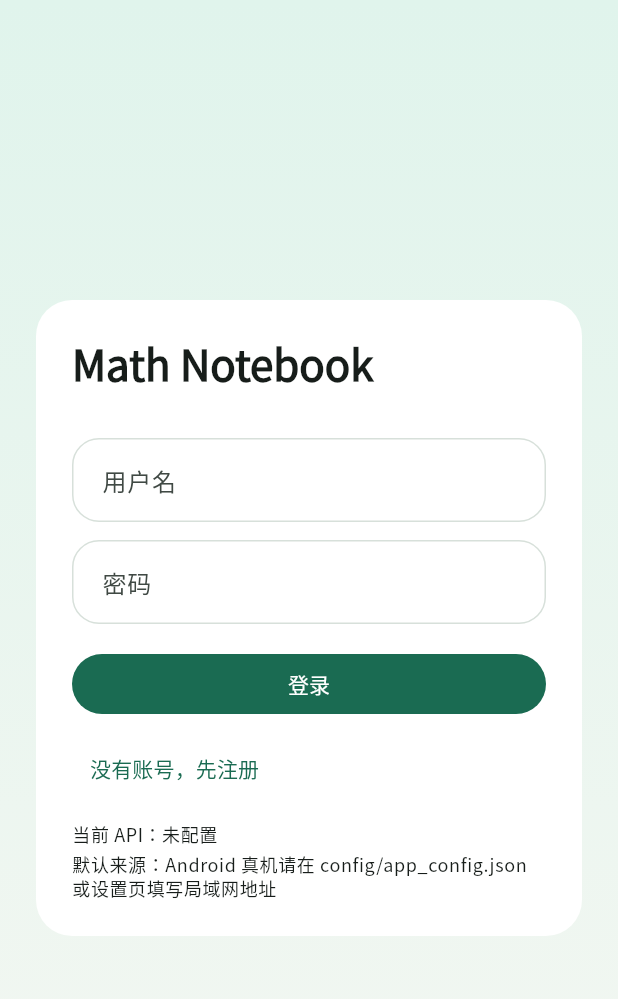
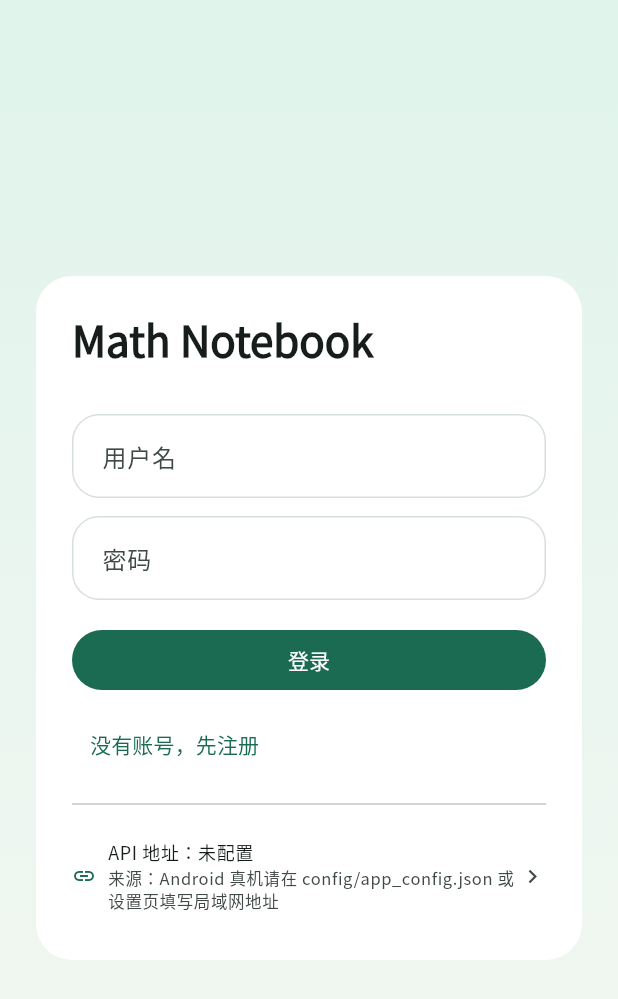
Before and after one commit to kukusuyi/Notebook, a Flutter app: the screen it shows after launch, on a phone screen of 412 x 824 dp. Shown: the top 999 px of the screen. Run offline on Flutter 3.47's test engine with Material 3 defaults, Android fonts, the phone set to English and light mode, and no system bars; our stand-ins replace device_info_plus, dio, flutter_riverpod, flutter_svg, go_router, google_fonts and 6 more; network calls fail.

Commit message:
更新api配置项

```diff
--- a/mobile/flutter_app/lib/features/auth/auth_page.dart
+++ b/mobile/flutter_app/lib/features/auth/auth_page.dart
@@ -19,7 +19,10 @@ class _AuthPageState extends ConsumerState<AuthPage> {
   final _usernameController = TextEditingController();
   final _passwordController = TextEditingController();
   final _emailController = TextEditingController();
+  final _apiUrlController = TextEditingController();
   bool _registerMode = false;
+  bool _apiUrlExpanded = false;
+  bool _apiUrlHydrated = false;
   String? _lastShownErrorMessage;
 
   @override
@@ -44,6 +47,7 @@ class _AuthPageState extends ConsumerState<AuthPage> {
     _usernameController.dispose();
     _passwordController.dispose();
     _emailController.dispose();
+    _apiUrlController.dispose();
     super.dispose();
   }
 
@@ -55,7 +59,6 @@ class _AuthPageState extends ConsumerState<AuthPage> {
       appSettingsControllerProvider.select((state) => state.apiBaseUrlOverride),
     );
     final effectiveApiBaseUrl = ref.watch(effectiveApiBaseUrlProvider);
-    final apiLabel = effectiveApiBaseUrl.isEmpty ? '未配置' : effectiveApiBaseUrl;
 
     return Scaffold(
       body: Container(
@@ -152,17 +155,12 @@ class _AuthPageState extends ConsumerState<AuthPage> {
                             _registerMode ? '已有账号，去登录' : '没有账号，先注册',
                           ),
                         ),
-                        const SizedBox(height: 12),
-                        Text(
-                          '当前 API：$apiLabel',
-                          style: Theme.of(context).textTheme.bodySmall,
-                        ),
-                        const SizedBox(height: 4),
-                        Text(
-                          apiBaseUrl.isEmpty
-                              ? '默认来源：${environment.defaultApiBaseUrlSource}'
-                              : '当前使用设置页覆盖地址',
-                          style: Theme.of(context).textTheme.bodySmall,
+                        const Divider(height: 32),
+                        _buildApiUrlSection(
+                          context,
+                          environment,
+                          apiBaseUrl,
+                          effectiveApiBaseUrl,
                         ),
                       ],
                     ),
@@ -174,6 +172,133 @@ class _AuthPageState extends ConsumerState<AuthPage> {
         ),
       ),
     );
+  }
+
+  Widget _buildApiUrlSection(
+    BuildContext context,
+    AppEnvironment environment,
+    String apiBaseUrl,
+    String effectiveApiBaseUrl,
+  ) {
+    final theme = Theme.of(context);
+    final apiLabel = effectiveApiBaseUrl.isEmpty ? '未配置' : effectiveApiBaseUrl;
+
+    if (!_apiUrlExpanded) {
+      return InkWell(
+        onTap: () => setState(() => _apiUrlExpanded = true),
+        borderRadius: BorderRadius.circular(8),
+        child: Padding(
+          padding: const EdgeInsets.symmetric(vertical: 8),
+          child: Row(
+            children: [
+              Icon(
+                Icons.link,
+                size: 16,
+                color: theme.colorScheme.primary,
+              ),
+              const SizedBox(width: 8),
+              Expanded(
+                child: Column(
+                  crossAxisAlignment: CrossAxisAlignment.start,
+                  children: [
+                    Text(
+                      'API 地址：$apiLabel',
+                      style: theme.textTheme.bodySmall,
+                      maxLines: 1,
+                      overflow: TextOverflow.ellipsis,
+                    ),
+                    const SizedBox(height: 2),
+                    Text(
+                      apiBaseUrl.isEmpty
+                          ? '来源：${environment.defaultApiBaseUrlSource}'
+                          : '已覆盖',
+                      style: theme.textTheme.bodySmall?.copyWith(
+                        color: theme.colorScheme.onSurfaceVariant,
+                        fontSize: 11,
+                      ),
+                    ),
+                  ],
+                ),
+              ),
+              Icon(
+                Icons.chevron_right,
+                size: 18,
+                color: theme.colorScheme.onSurfaceVariant,
+              ),
+            ],
+          ),
+        ),
+      );
+    }
+
+    _hydrateApiUrlIfNeeded(environment.defaultApiBaseUrl, apiBaseUrl);
+
+    return Column(
+      crossAxisAlignment: CrossAxisAlignment.start,
+      children: [
+        Row(
+          children: [
+            Icon(
+              Icons.link,
+              size: 16,
+              color: theme.colorScheme.primary,
+            ),
+            const SizedBox(width: 8),
+            Expanded(
+              child: Text(
+                'API 地址配置',
+                style: theme.textTheme.labelLarge,
+              ),
+            ),
+            IconButton(
+              onPressed: () => setState(() => _apiUrlExpanded = false),
+              icon: const Icon(Icons.keyboard_arrow_up, size: 20),
+              visualDensity: VisualDensity.compact,
+              padding: EdgeInsets.zero,
+              constraints: const BoxConstraints(),
+            ),
+          ],
+        ),
+        const SizedBox(height: 8),
+        TextFormField(
+          controller: _apiUrlController,
+          decoration: const InputDecoration(
+            labelText: 'API Base URL',
+            hintText: 'http://192.168.x.x:8080',
+            isDense: true,
+          ),
+          style: theme.textTheme.bodySmall,
+        ),
+        const SizedBox(height: 8),
+        FilledButton(
+          onPressed: () => _saveApiUrl(environment.defaultApiBaseUrl),
+          child: const Text('保存地址'),
+        ),
+        const SizedBox(height: 4),
+      ],
+    );
+  }
+
+  void _hydrateApiUrlIfNeeded(String defaultBaseUrl, String overrideBaseUrl) {
+    if (_apiUrlHydrated) return;
+    _apiUrlController.text =
+        overrideBaseUrl.isNotEmpty ? overrideBaseUrl : defaultBaseUrl;
+    _apiUrlHydrated = true;
+  }
+
+  Future<void> _saveApiUrl(String defaultBaseUrl) async {
+    final raw = _apiUrlController.text.trim();
+    final nextValue = raw == defaultBaseUrl ? '' : raw;
+    await ref
+        .read(appSettingsControllerProvider.notifier)
+        .setApiBaseUrlOverride(nextValue);
+
+    if (mounted) {
+      _apiUrlHydrated = false;
+      ScaffoldMessenger.of(context).showSnackBar(
+        const SnackBar(content: Text('API 地址已保存，重新生效中')),
+      );
+    }
   }
 
   Future<void> _submit() async {
```
